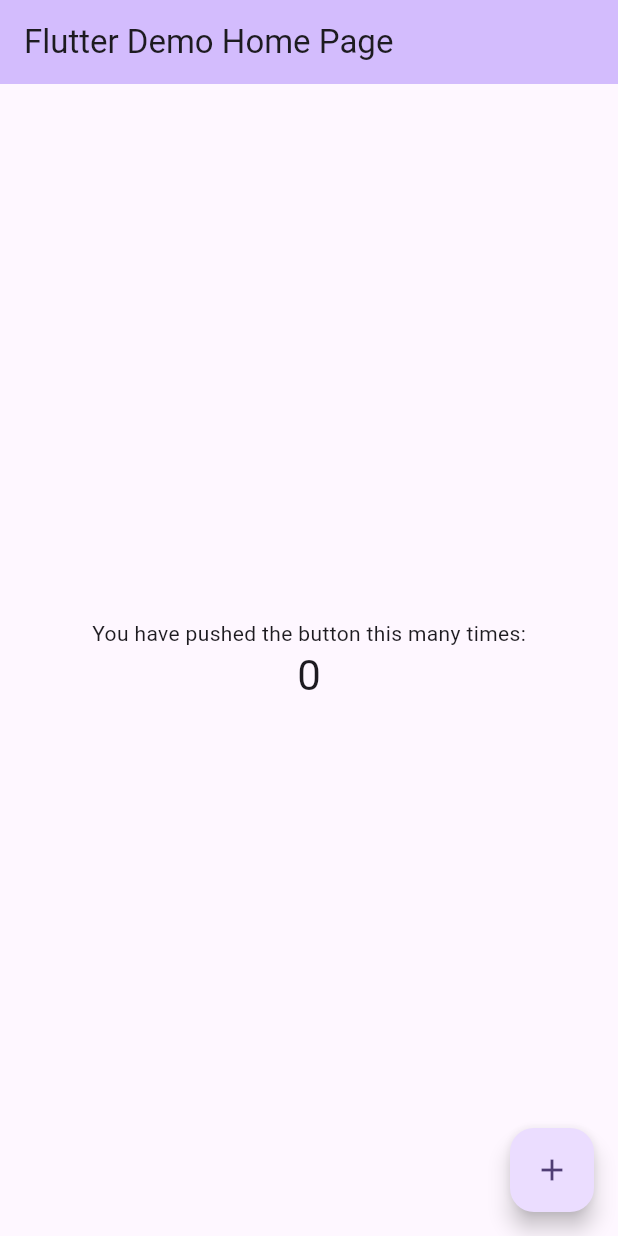
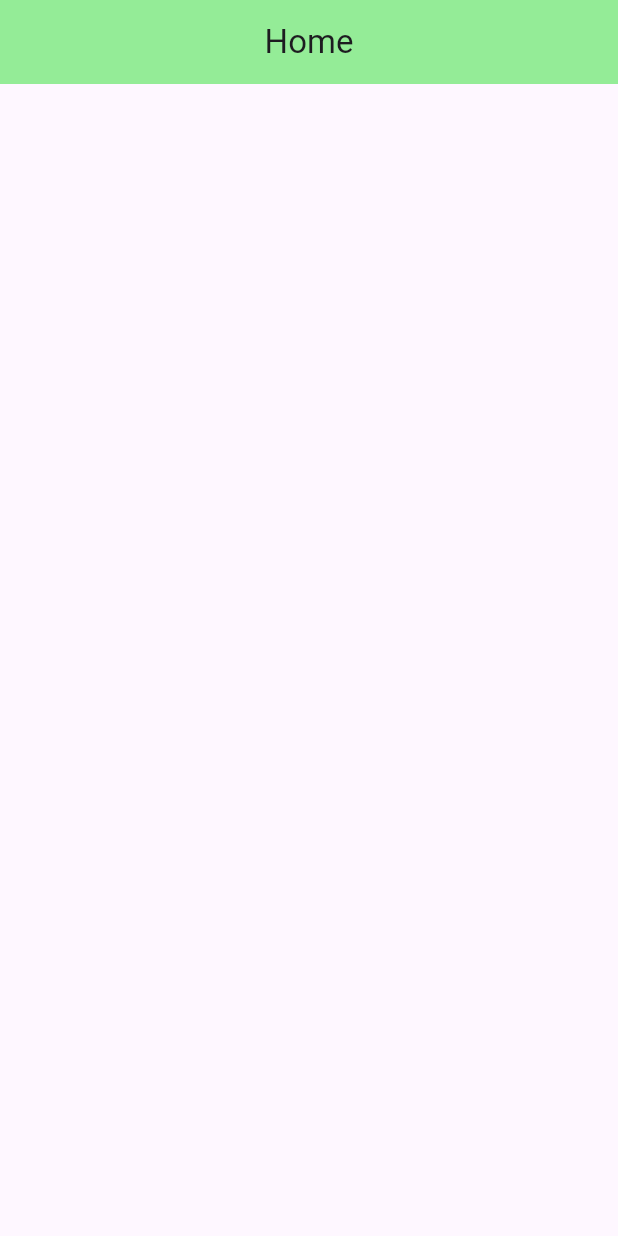
Before and after one commit to Learnathon-By-Geeky-Solutions/deltaforce, a Flutter app: the screen it shows after launch, on a phone screen of 412 x 824 dp. Run offline on Flutter 3.47's test engine with Material 3 defaults, Android fonts, the phone set to English and light mode, and no system bars.

Commit message:
MVVM Architecture Create
MVVM Architecture and Some UI Add

```diff
--- /dev/null
+++ b/voice_bridge/lib/core/theme/app_colors.dart
@@ -0,0 +1,9 @@
+import 'package:flutter/material.dart';
+
+class AppColors {
+  static const Color primary = Color(0xFF89CFF0);   // Soft Blue (Calming & Soothing)
+  static const Color secondary = Color(0xFF98FB98); // Pastel Green (Comforting for autistic children,)
+  static const Color background = Color(0xFFF5F5F5); // Light Gray (Neutral)
+  static const Color textPrimary = Color(0xFF212121); // Dark Gray (Good Readability)
+  static const Color textSecondary = Color(0xFF757575); // Light Gray
+}
--- a/voice_bridge/lib/main.dart
+++ b/voice_bridge/lib/main.dart
@@ -1,4 +1,5 @@
 import 'package:flutter/material.dart';
+import 'package:voice_bridge/views/home_screen.dart';
 
 void main() {
   runApp(const MyApp());
@@ -11,115 +12,13 @@
   @override
   Widget build(BuildContext context) {
     return MaterialApp(
-      title: 'Flutter Demo',
+      debugShowCheckedModeBanner: false,
+      title: 'Voice Bridge',
       theme: ThemeData(
-        // This is the theme of your application.
-        //
-        // TRY THIS: Try running your application with "flutter run". You'll see
-        // the application has a purple toolbar. Then, without quitting the app,
-        // try changing the seedColor in the colorScheme below to Colors.green
-        // and then invoke "hot reload" (save your changes or press the "hot
-        // reload" button in a Flutter-supported IDE, or press "r" if you used
-        // the command line to start the app).
-        //
-        // Notice that the counter didn't reset back to zero; the application
-        // state is not lost during the reload. To reset the state, use hot
-        // restart instead.
-        //
-        // This works for code too, not just values: Most code changes can be
-        // tested with just a hot reload.
         colorScheme: ColorScheme.fromSeed(seedColor: Colors.deepPurple),
         useMaterial3: true,
       ),
-      home: const MyHomePage(title: 'Flutter Demo Home Page'),
+      home:  HomeScreen()
     );
   }
 }
-
-class MyHomePage extends StatefulWidget {
-  const MyHomePage({super.key, required this.title});
-
-  // This widget is the home page of your application. It is stateful, meaning
-  // that it has a State object (defined below) that contains fields that affect
-  // how it looks.
-
-  // This class is the configuration for the state. It holds the values (in this
-  // case the title) provided by the parent (in this case the App widget) and
-  // used by the build method of the State. Fields in a Widget subclass are
-  // always marked "final".
-
-  final String title;
-
-  @override
-  State<MyHomePage> createState() => _MyHomePageState();
-}
-
-class _MyHomePageState extends State<MyHomePage> {
-  int _counter = 0;
-
-  void _incrementCounter() {
-    setState(() {
-      // This call to setState tells the Flutter framework that something has
-      // changed in this State, which causes it to rerun the build method below
-      // so that the display can reflect the updated values. If we changed
-      // _counter without calling setState(), then the build method would not be
-      // called again, and so nothing would appear to happen.
-      _counter++;
-    });
-  }
-
-  @override
-  Widget build(BuildContext context) {
-    // This method is rerun every time setState is called, for instance as done
-    // by the _incrementCounter method above.
-    //
-    // The Flutter framework has been optimized to make rerunning build methods
-    // fast, so that you can just rebuild anything that needs updating rather
-    // than having to individually change instances of widgets.
-    return Scaffold(
-      appBar: AppBar(
-        // TRY THIS: Try changing the color here to a specific color (to
-        // Colors.amber, perhaps?) and trigger a hot reload to see the AppBar
-        // change color while the other colors stay the same.
-        backgroundColor: Theme.of(context).colorScheme.inversePrimary,
-        // Here we take the value from the MyHomePage object that was created by
-        // the App.build method, and use it to set our appbar title.
-        title: Text(widget.title),
-      ),
-      body: Center(
-        // Center is a layout widget. It takes a single child and positions it
-        // in the middle of the parent.
-        child: Column(
-          // Column is also a layout widget. It takes a list of children and
-          // arranges them vertically. By default, it sizes itself to fit its
-          // children horizontally, and tries to be as tall as its parent.
-          //
-          // Column has various properties to control how it sizes itself and
-          // how it positions its children. Here we use mainAxisAlignment to
-          // center the children vertically; the main axis here is the vertical
-          // axis because Columns are vertical (the cross axis would be
-          // horizontal).
-          //
-          // TRY THIS: Invoke "debug painting" (choose the "Toggle Debug Paint"
-          // action in the IDE, or press "p" in the console), to see the
-          // wireframe for each widget.
-          mainAxisAlignment: MainAxisAlignment.center,
-          children: <Widget>[
-            const Text(
-              'You have pushed the button this many times:',
-            ),
-            Text(
-              '$_counter',
-              style: Theme.of(context).textTheme.headlineMedium,
-            ),
-          ],
-        ),
-      ),
-      floatingActionButton: FloatingActionButton(
-        onPressed: _incrementCounter,
-        tooltip: 'Increment',
-        child: const Icon(Icons.add),
-      ), // This trailing comma makes auto-formatting nicer for build methods.
-    );
-  }
-}
--- /dev/null
+++ b/voice_bridge/lib/views/home_screen.dart
@@ -0,0 +1,23 @@
+import 'package:flutter/cupertino.dart';
+import 'package:flutter/material.dart';
+
+class HomeScreen extends StatefulWidget {
+  const HomeScreen({super.key});
+
+  @override
+  State<HomeScreen> createState() => _HomeScreenState();
+}
+
+class _HomeScreenState extends State<HomeScreen> {
+  @override
+  Widget build(BuildContext context) {
+    return Scaffold(
+      appBar: AppBar(
+        title: Text('Home'),
+        backgroundColor: Color(0xFF98FB98),
+        centerTitle: true,
+        elevation: 4.0,
+      ),
+    );
+  }
+}
```
Also changed, not shown: voice_bridge/lib/core/theme/app_theme.dart (added).
